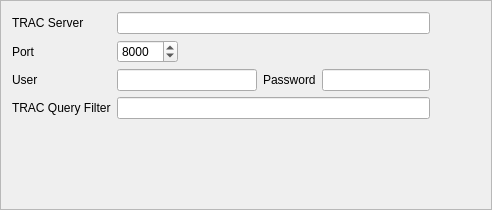
Qt form tracsettingsframe.ui (jmreyen/starfish) before a commit.
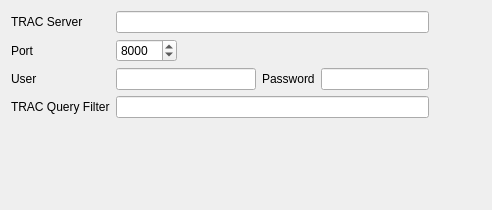
The same form after that commit.

Diff of the .ui file:
```diff
--- a/tracsettingsframe.ui
+++ b/tracsettingsframe.ui
@@ -14,7 +14,7 @@
    <string>Frame</string>
   </property>
   <property name="frameShape">
-   <enum>QFrame::StyledPanel</enum>
+   <enum>QFrame::NoFrame</enum>
   </property>
   <property name="frameShadow">
    <enum>QFrame::Raised</enum>
```
